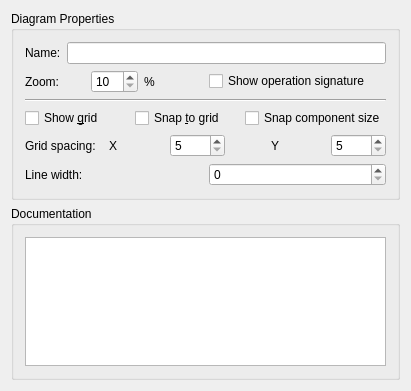
The window that umbrello/dialogs/diagrampropertiespage.ui (KDE/umbrello) describes before a commit, drawn with Qt 5.
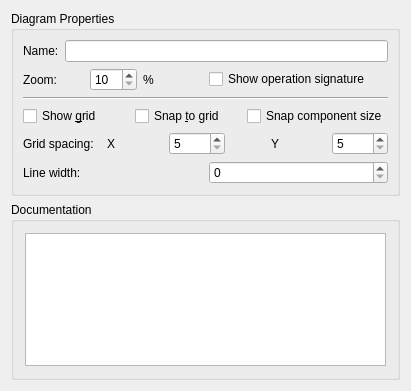
The same window after the commit. Custom widgets are drawn as their Qt base class.

What changed in the file:
```diff
--- a/umbrello/dialogs/diagrampropertiespage.ui
+++ b/umbrello/dialogs/diagrampropertiespage.ui
@@ -333,7 +333,6 @@
    </item>
   </layout>
  </widget>
- <layoutdefault spacing="6" margin="11" />
   <customwidgets>
   <customwidget>
    <class>KLineEdit</class>
```
